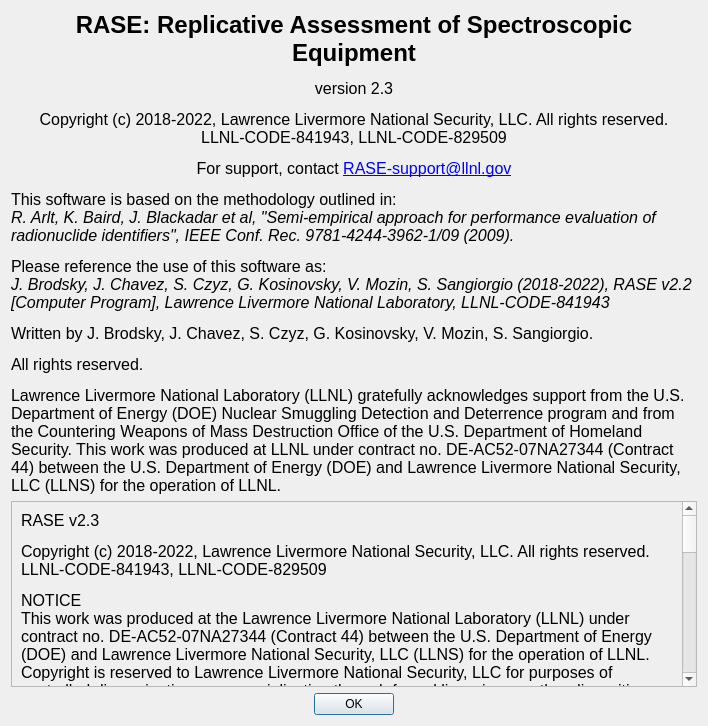
This is src/ui/about_dialog.ui in LLNL/RASE as Qt 5 draws it before an edit. The edited form follows.
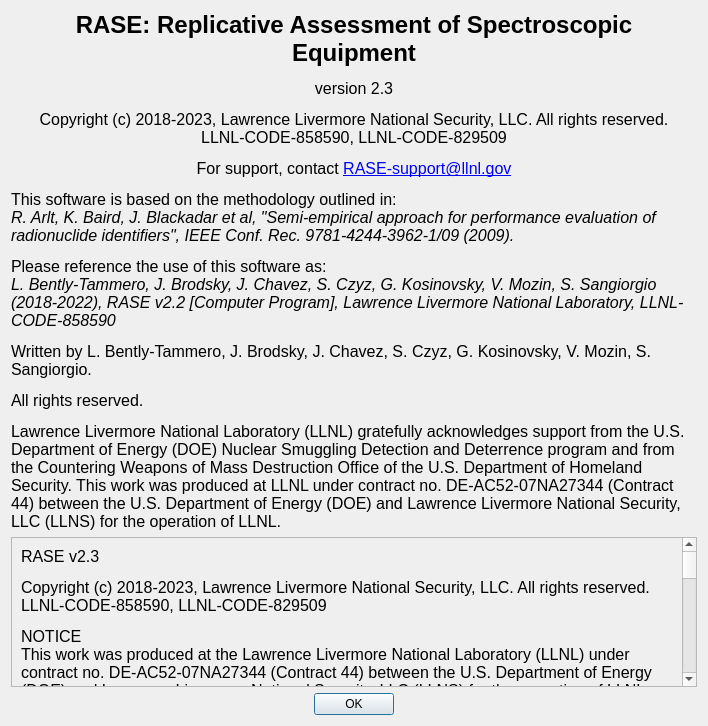
This is the edited form.

The edit to the form file:
```diff
--- a/src/ui/about_dialog.ui
+++ b/src/ui/about_dialog.ui
@@ -17,7 +17,7 @@
    <item>
     <widget class="QLabel" name="label">
      <property name="text">
-      <string>&lt;html&gt;&lt;head/&gt;&lt;body&gt;&lt;p align=&quot;center&quot;&gt;&lt;span style=&quot; font-family:'Times New Roman,serif'; font-size:18pt; font-weight:600;&quot;&gt;RASE: Replicative Assessment of Spectroscopic Equipment&lt;/span&gt;&lt;/p&gt;&lt;p align=&quot;center&quot;&gt;&lt;span style=&quot; font-family:'Times New Roman,serif'; font-size:12pt;&quot;&gt;version 2.3&lt;/span&gt;&lt;/p&gt;&lt;p align=&quot;center&quot;&gt;&lt;span style=&quot; font-family:'Times New Roman,serif'; font-size:12pt;&quot;&gt;Copyright (c) 2018-2022, Lawrence Livermore National Security, LLC. All rights reserved. &lt;br/&gt;LLNL-CODE-841943, LLNL-CODE-829509&lt;/span&gt;&lt;/p&gt;&lt;p align=&quot;center&quot;&gt;&lt;span style=&quot; font-family:'Times New Roman,serif'; font-size:12pt;&quot;&gt;For support, contact &lt;/span&gt;&lt;a href=&quot;mailto:RASE-support@llnl.gov&quot;&gt;&lt;span style=&quot; font-family:'Times New Roman,serif'; font-size:12pt; text-decoration: underline; color:#0000ff;&quot;&gt;RASE-support@llnl.gov&lt;/span&gt;&lt;/a&gt;&lt;/p&gt;&lt;p&gt;&lt;span style=&quot; font-family:'Times New Roman,serif'; font-size:12pt;&quot;&gt;This software is based on the methodology outlined in:&lt;br/&gt;&lt;/span&gt;&lt;span style=&quot; font-family:'Times New Roman,serif'; font-size:12pt; font-style:italic;&quot;&gt;R. Arlt, K. Baird, J. Blackadar et al, &amp;quot;Semi-empirical approach for performance evaluation of radionuclide identifiers&amp;quot;, IEEE Conf. Rec. 9781-4244-3962-1/09 (2009).&lt;/span&gt;&lt;/p&gt;&lt;p&gt;&lt;span style=&quot; font-family:'Times New Roman,serif'; font-size:12pt;&quot;&gt;Please reference the use of this software as:&lt;br/&gt;&lt;/span&gt;&lt;span style=&quot; font-family:'Times New Roman,serif'; font-size:12pt; font-style:italic;&quot;&gt;J. Brodsky, J. Chavez, S. Czyz, G. Kosinovsky, V. Mozin, S. Sangiorgio (2018-2022), RASE v2.2 [Computer Program], Lawrence Livermore National Laboratory, LLNL-CODE-841943&lt;/span&gt;&lt;/p&gt;&lt;p&gt;&lt;span style=&quot; font-family:'Times New Roman,serif'; font-size:12pt;&quot;&gt;Written by J. Brodsky, J. Chavez, S. Czyz, G. Kosinovsky, V. Mozin, S. Sangiorgio. &lt;/span&gt;&lt;/p&gt;&lt;p&gt;&lt;span style=&quot; font-family:'Times New Roman,serif'; font-size:12pt;&quot;&gt;All rights reserved.&lt;/span&gt;&lt;/p&gt;&lt;p&gt;&lt;span style=&quot; font-family:'Times New Roman,serif'; font-size:12pt;&quot;&gt;Lawrence Livermore National Laboratory (LLNL) gratefully acknowledges support from the U.S. Department of Energy (DOE) Nuclear Smuggling Detection and Deterrence program and from the Countering Weapons of Mass Destruction Office of the U.S. Department of Homeland Security. This work was produced at LLNL under contract no. DE-AC52-07NA27344 (Contract 44) between the U.S. Department of Energy (DOE) and Lawrence Livermore National Security, LLC (LLNS) for the operation of LLNL.&lt;/span&gt;&lt;/p&gt;&lt;/body&gt;&lt;/html&gt;</string>
+      <string>&lt;html&gt;&lt;head/&gt;&lt;body&gt;&lt;p align=&quot;center&quot;&gt;&lt;span style=&quot; font-family:'Times New Roman,serif'; font-size:18pt; font-weight:600;&quot;&gt;RASE: Replicative Assessment of Spectroscopic Equipment&lt;/span&gt;&lt;/p&gt;&lt;p align=&quot;center&quot;&gt;&lt;span style=&quot; font-family:'Times New Roman,serif'; font-size:12pt;&quot;&gt;version 2.3&lt;/span&gt;&lt;/p&gt;&lt;p align=&quot;center&quot;&gt;&lt;span style=&quot; font-family:'Times New Roman,serif'; font-size:12pt;&quot;&gt;Copyright (c) 2018-2023, Lawrence Livermore National Security, LLC. All rights reserved. &lt;br/&gt;LLNL-CODE-858590, LLNL-CODE-829509&lt;/span&gt;&lt;/p&gt;&lt;p align=&quot;center&quot;&gt;&lt;span style=&quot; font-family:'Times New Roman,serif'; font-size:12pt;&quot;&gt;For support, contact &lt;/span&gt;&lt;a href=&quot;mailto:RASE-support@llnl.gov&quot;&gt;&lt;span style=&quot; font-family:'Times New Roman,serif'; font-size:12pt; text-decoration: underline; color:#0000ff;&quot;&gt;RASE-support@llnl.gov&lt;/span&gt;&lt;/a&gt;&lt;/p&gt;&lt;p&gt;&lt;span style=&quot; font-family:'Times New Roman,serif'; font-size:12pt;&quot;&gt;This software is based on the methodology outlined in:&lt;br/&gt;&lt;/span&gt;&lt;span style=&quot; font-family:'Times New Roman,serif'; font-size:12pt; font-style:italic;&quot;&gt;R. Arlt, K. Baird, J. Blackadar et al, &amp;quot;Semi-empirical approach for performance evaluation of radionuclide identifiers&amp;quot;, IEEE Conf. Rec. 9781-4244-3962-1/09 (2009).&lt;/span&gt;&lt;/p&gt;&lt;p&gt;&lt;span style=&quot; font-family:'Times New Roman,serif'; font-size:12pt;&quot;&gt;Please reference the use of this software as:&lt;br/&gt;&lt;/span&gt;&lt;span style=&quot; font-family:'Times New Roman,serif'; font-size:12pt; font-style:italic;&quot;&gt;L. Bently-Tammero, J. Brodsky, J. Chavez, S. Czyz, G. Kosinovsky, V. Mozin, S. Sangiorgio (2018-2022), RASE v2.2 [Computer Program], Lawrence Livermore National Laboratory, LLNL-CODE-858590&lt;/span&gt;&lt;/p&gt;&lt;p&gt;&lt;span style=&quot; font-family:'Times New Roman,serif'; font-size:12pt;&quot;&gt;Written by L. Bently-Tammero, J. Brodsky, J. Chavez, S. Czyz, G. Kosinovsky, V. Mozin, S. Sangiorgio. &lt;/span&gt;&lt;/p&gt;&lt;p&gt;&lt;span style=&quot; font-family:'Times New Roman,serif'; font-size:12pt;&quot;&gt;All rights reserved.&lt;/span&gt;&lt;/p&gt;&lt;p&gt;&lt;span style=&quot; font-family:'Times New Roman,serif'; font-size:12pt;&quot;&gt;Lawrence Livermore National Laboratory (LLNL) gratefully acknowledges support from the U.S. Department of Energy (DOE) Nuclear Smuggling Detection and Deterrence program and from the Countering Weapons of Mass Destruction Office of the U.S. Department of Homeland Security. This work was produced at LLNL under contract no. DE-AC52-07NA27344 (Contract 44) between the U.S. Department of Energy (DOE) and Lawrence Livermore National Security, LLC (LLNS) for the operation of LLNL.&lt;/span&gt;&lt;/p&gt;&lt;/body&gt;&lt;/html&gt;</string>
      </property>
      <property name="scaledContents">
       <bool>false</bool>
@@ -48,7 +48,7 @@
        <item>
         <widget class="QLabel" name="label_2">
          <property name="text">
-          <string>&lt;html&gt;&lt;head/&gt;&lt;body&gt;&lt;p&gt;&lt;span style=&quot; font-family:'Times New Roman,serif'; font-size:12pt;&quot;&gt;RASE v2.3&lt;/span&gt;&lt;/p&gt;&lt;p&gt;&lt;span style=&quot; font-family:'Times New Roman,serif'; font-size:12pt;&quot;&gt;Copyright (c) 2018-2022, Lawrence Livermore National Security, LLC. All rights reserved. LLNL-CODE-841943, LLNL-CODE-829509&lt;/span&gt;&lt;/p&gt;&lt;p&gt;&lt;span style=&quot; font-family:'Times New Roman,serif'; font-size:12pt;&quot;&gt;NOTICE&lt;br/&gt;This work was produced at the Lawrence Livermore National Laboratory (LLNL) under contract no. DE-AC52-07NA27344 (Contract 44) between the U.S. Department of Energy (DOE) and Lawrence Livermore National Security, LLC (LLNS) for the operation of LLNL. Copyright is reserved to Lawrence Livermore National Security, LLC for purposes of controlled dissemination, commercialization through formal licensing, or other disposition under terms of Contract 44; DOE policies, regulations and orders; and U.S. statutes. The rights of the Federal Government are reserved under Contract 44. &lt;/span&gt;&lt;/p&gt;&lt;p&gt;&lt;span style=&quot; font-family:'Times New Roman,serif'; font-size:12pt;&quot;&gt;DISCLAIMER&lt;br/&gt;THE SOFTWARE IS PROVIDED &amp;quot;AS IS&amp;quot;, WITHOUT WARRANTY OF ANY KIND, EXPRESS OR IMPLIED, INCLUDING BUT NOT LIMITED TO THE WARRANTIES OF MERCHANTABILITY, FITNESS FOR A PARTICULAR PURPOSE AND NONINFRINGEMENT. IN NO EVENT SHALL THE AUTHORS OR COPYRIGHT HOLDERS BE LIABLE FOR ANY CLAIM, DAMAGES OR OTHER LIABILITY, WHETHER IN AN ACTION OF CONTRACT, TORT OR OTHERWISE, ARISING FROM, OUT OF OR IN CONNECTION WITH THE SOFTWARE OR THE USE OR OTHER DEALINGS IN THE SOFTWARE.&lt;/span&gt;&lt;/p&gt;&lt;p&gt;&lt;span style=&quot; font-family:'Times New Roman,serif'; font-size:12pt;&quot;&gt;Reference herein to any specific commercial products, process, or service by trade name, trademark, manufacturer or otherwise does not necessarily constitute or imply its endorsement, recommendation, or favoring by the United States Government or Lawrence Livermore National Security, LLC. The views and opinions of authors expressed herein do not necessarily state or reflect those of the United States Government or Lawrence Livermore National Security, LLC, and shall not be used for advertising or product endorsement purposes.&lt;/span&gt;&lt;/p&gt;&lt;p&gt;&lt;span style=&quot; font-family:'Times New Roman,serif'; font-size:12pt;&quot;&gt;LICENSE&lt;/span&gt;&lt;span style=&quot; font-family:'Times New Roman,serif'; font-size:12pt; font-weight:600;&quot;&gt;&lt;br/&gt;&lt;/span&gt;&lt;span style=&quot; font-family:'Times New Roman,serif'; font-size:12pt;&quot;&gt;Permission is hereby granted, free of charge, to any person obtaining a copy of this software and associated documentation files (the &amp;quot;Software&amp;quot;), to deal in the Software without restriction, including without limitation the rights to use, copy, modify, merge, publish, distribute, sublicense, and/or sell copies of the Software, and to permit persons to whom the Software is furnished to do so, subject to the following conditions:&lt;/span&gt;&lt;/p&gt;&lt;p&gt;&lt;span style=&quot; font-family:'Times New Roman,serif'; font-size:12pt;&quot;&gt;The above copyright notice and this permission notice shall be included in all copies or substantial portions of the Software.&lt;/span&gt;&lt;/p&gt;&lt;p&gt;&lt;span style=&quot; font-family:'Times New Roman,serif'; font-size:12pt;&quot;&gt;Neither the name of LLNS nor the names of its contributors may be used to endorse or promote products derived from this software without specific prior written permission.&lt;/span&gt;&lt;/p&gt;&lt;/body&gt;&lt;/html&gt;</string>
+          <string>&lt;html&gt;&lt;head/&gt;&lt;body&gt;&lt;p&gt;&lt;span style=&quot; font-family:'Times New Roman,serif'; font-size:12pt;&quot;&gt;RASE v2.3&lt;/span&gt;&lt;/p&gt;&lt;p&gt;&lt;span style=&quot; font-family:'Times New Roman,serif'; font-size:12pt;&quot;&gt;Copyright (c) 2018-2023, Lawrence Livermore National Security, LLC. All rights reserved. LLNL-CODE-858590, LLNL-CODE-829509&lt;/span&gt;&lt;/p&gt;&lt;p&gt;&lt;span style=&quot; font-family:'Times New Roman,serif'; font-size:12pt;&quot;&gt;NOTICE&lt;br/&gt;This work was produced at the Lawrence Livermore National Laboratory (LLNL) under contract no. DE-AC52-07NA27344 (Contract 44) between the U.S. Department of Energy (DOE) and Lawrence Livermore National Security, LLC (LLNS) for the operation of LLNL. Copyright is reserved to Lawrence Livermore National Security, LLC for purposes of controlled dissemination, commercialization through formal licensing, or other disposition under terms of Contract 44; DOE policies, regulations and orders; and U.S. statutes. The rights of the Federal Government are reserved under Contract 44. &lt;/span&gt;&lt;/p&gt;&lt;p&gt;&lt;span style=&quot; font-family:'Times New Roman,serif'; font-size:12pt;&quot;&gt;DISCLAIMER&lt;br/&gt;THE SOFTWARE IS PROVIDED &amp;quot;AS IS&amp;quot;, WITHOUT WARRANTY OF ANY KIND, EXPRESS OR IMPLIED, INCLUDING BUT NOT LIMITED TO THE WARRANTIES OF MERCHANTABILITY, FITNESS FOR A PARTICULAR PURPOSE AND NONINFRINGEMENT. IN NO EVENT SHALL THE AUTHORS OR COPYRIGHT HOLDERS BE LIABLE FOR ANY CLAIM, DAMAGES OR OTHER LIABILITY, WHETHER IN AN ACTION OF CONTRACT, TORT OR OTHERWISE, ARISING FROM, OUT OF OR IN CONNECTION WITH THE SOFTWARE OR THE USE OR OTHER DEALINGS IN THE SOFTWARE.&lt;/span&gt;&lt;/p&gt;&lt;p&gt;&lt;span style=&quot; font-family:'Times New Roman,serif'; font-size:12pt;&quot;&gt;Reference herein to any specific commercial products, process, or service by trade name, trademark, manufacturer or otherwise does not necessarily constitute or imply its endorsement, recommendation, or favoring by the United States Government or Lawrence Livermore National Security, LLC. The views and opinions of authors expressed herein do not necessarily state or reflect those of the United States Government or Lawrence Livermore National Security, LLC, and shall not be used for advertising or product endorsement purposes.&lt;/span&gt;&lt;/p&gt;&lt;p&gt;&lt;span style=&quot; font-family:'Times New Roman,serif'; font-size:12pt;&quot;&gt;LICENSE&lt;/span&gt;&lt;span style=&quot; font-family:'Times New Roman,serif'; font-size:12pt; font-weight:600;&quot;&gt;&lt;br/&gt;&lt;/span&gt;&lt;span style=&quot; font-family:'Times New Roman,serif'; font-size:12pt;&quot;&gt;Permission is hereby granted, free of charge, to any person obtaining a copy of this software and associated documentation files (the &amp;quot;Software&amp;quot;), to deal in the Software without restriction, including without limitation the rights to use, copy, modify, merge, publish, distribute, sublicense, and/or sell copies of the Software, and to permit persons to whom the Software is furnished to do so, subject to the following conditions:&lt;/span&gt;&lt;/p&gt;&lt;p&gt;&lt;span style=&quot; font-family:'Times New Roman,serif'; font-size:12pt;&quot;&gt;The above copyright notice and this permission notice shall be included in all copies or substantial portions of the Software.&lt;/span&gt;&lt;/p&gt;&lt;p&gt;&lt;span style=&quot; font-family:'Times New Roman,serif'; font-size:12pt;&quot;&gt;Neither the name of LLNS nor the names of its contributors may be used to endorse or promote products derived from this software without specific prior written permission.&lt;/span&gt;&lt;/p&gt;&lt;/body&gt;&lt;/html&gt;</string>
          </property>
          <property name="wordWrap">
           <bool>true</bool>
```
